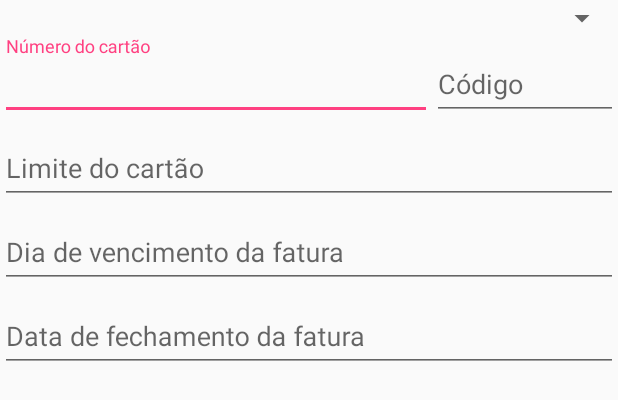
After one commit to ygordlp/wallet, an Android app: the layout inserir_cartao.xml on its own in the app's theme, with its tools: preview values and no code run, on a phone screen of 412 x 824 dp. The commit adds this screen. Shown: the top 400 px of the screen. Run offline under Robolectric (Android 15) with nearby library versions, the phone set to English and light mode, and no system bars.

Commit message:
Inserção dos layouts das telas de inserir conta e cartao, Rafael e Francinaldo

```diff
--- /dev/null
+++ b/app/src/main/res/layout/inserir_cartao.xml
@@ -0,0 +1,77 @@
+<?xml version="1.0" encoding="utf-8"?>
+<LinearLayout
+    xmlns:android="http://schemas.android.com/apk/res/android"
+    android:orientation="vertical"
+    android:layout_width="match_parent"
+    android:layout_height="match_parent">
+
+    <Spinner
+        android:layout_width="match_parent"
+        android:layout_height="wrap_content"
+        android:id="@+id/spinner" />
+
+    <LinearLayout
+        android:orientation="horizontal"
+        android:layout_width="match_parent"
+        android:layout_height="wrap_content">
+
+        <android.support.design.widget.TextInputLayout
+            android:layout_weight="0.7"
+            android:layout_width="0dp"
+            android:layout_height="wrap_content">
+                <EditText
+                    android:hint="Número do cartão"
+                    android:layout_width="match_parent"
+                    android:layout_height="wrap_content"
+                    android:inputType="numberSigned"
+                    android:id="@+id/txtNumeroCartao" />
+        </android.support.design.widget.TextInputLayout>
+
+        <android.support.design.widget.TextInputLayout
+            android:layout_weight="0.3"
+            android:layout_width="0dp"
+            android:layout_height="wrap_content">
+                <EditText
+                    android:hint="Código"
+                    android:layout_width="match_parent"
+                    android:layout_height="wrap_content"
+                    android:inputType="numberSigned"
+                    android:id="@+id/txtCodigoSeguranca" />
+
+        </android.support.design.widget.TextInputLayout>
+    </LinearLayout>
+
+    <android.support.design.widget.TextInputLayout
+        android:layout_width="match_parent"
+        android:layout_height="wrap_content">
+        <EditText
+            android:hint="Limite do cartão"
+            android:layout_width="match_parent"
+            android:layout_height="wrap_content"
+            android:inputType="numberDecimal"
+            android:id="@+id/txtLimiteCartao" />
+    </android.support.design.widget.TextInputLayout>
+
+    <android.support.design.widget.TextInputLayout
+        android:layout_width="match_parent"
+        android:layout_height="wrap_content">
+        <EditText
+            android:hint="Dia de vencimento da fatura"
+            android:layout_width="match_parent"
+            android:layout_height="wrap_content"
+            android:id="@+id/txtDiaVencimentoFatura" />
+    </android.support.design.widget.TextInputLayout>
+
+    <android.support.design.widget.TextInputLayout
+        android:layout_width="match_parent"
+        android:layout_height="wrap_content">
+        <EditText
+            android:hint="Data de fechamento da fatura"
+            android:layout_width="match_parent"
+            android:layout_height="wrap_content"
+            android:id="@+id/txtDiaFechamentoFatura" />
+    </android.support.design.widget.TextInputLayout>
+
+
+
+</LinearLayout>
```
Also changed, not shown: app/src/main/res/layout/inserir_conta.xml (added, +73 -0 lines), app/src/main/res/values/strings.xml (+9 -0 lines), 2 other files.
